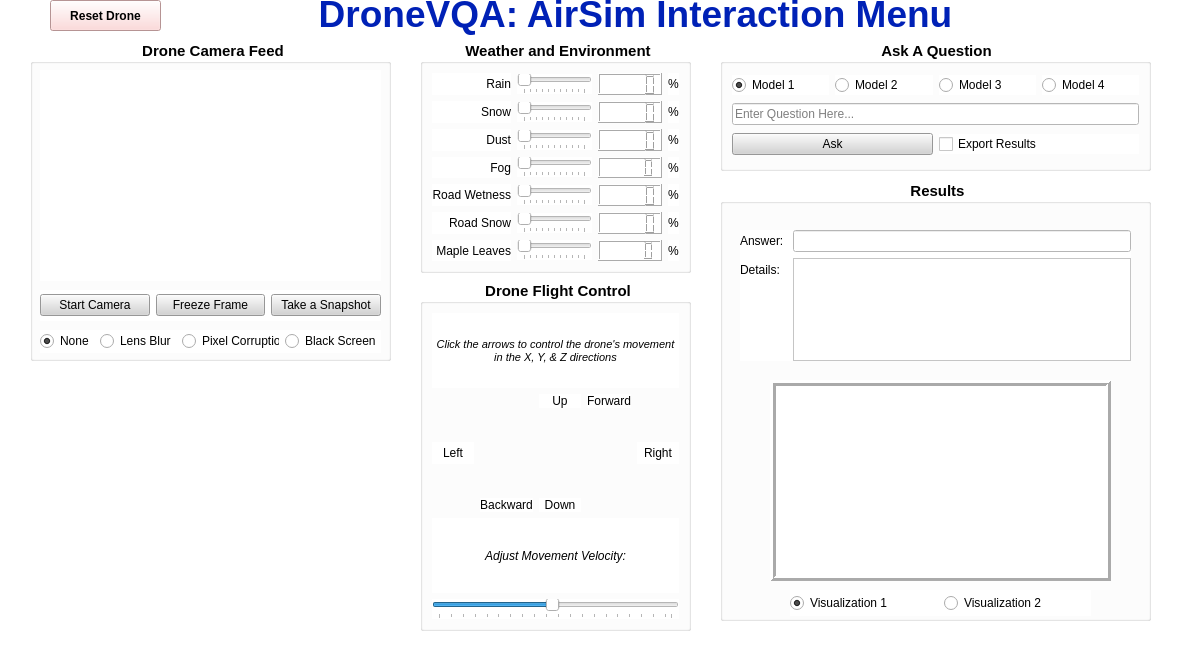
Above: Application/Bin/VQAInteractionScreen.ui from jenniferolenchak/DroneVQA before the change. Below: the same form after it.
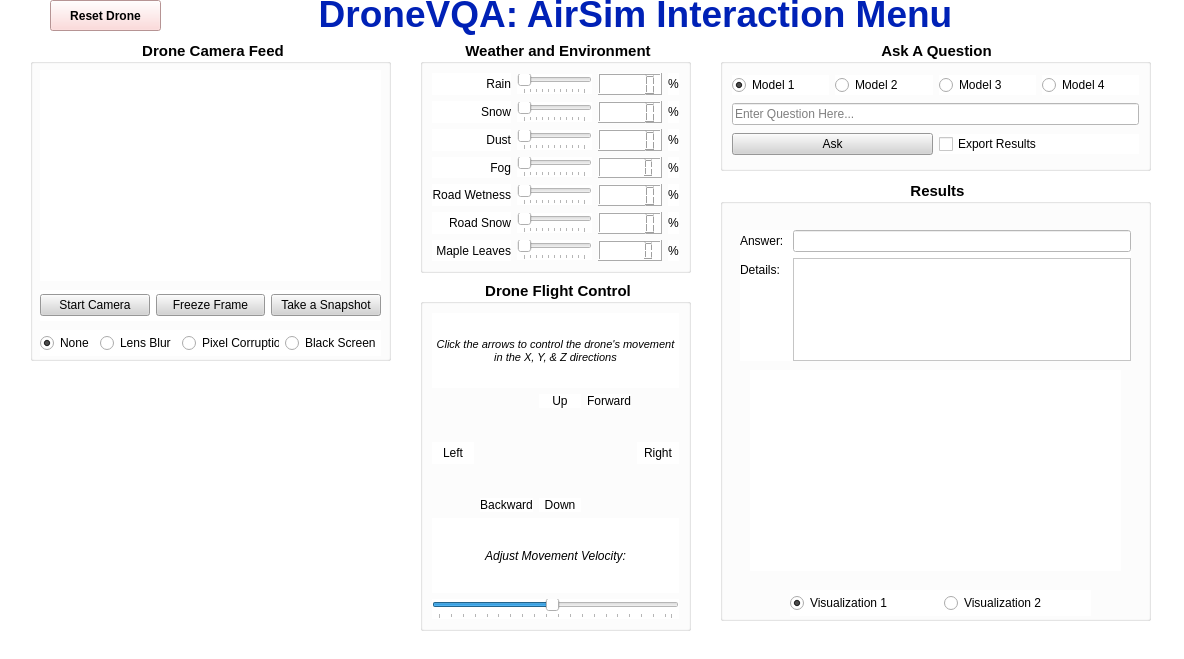
That is the form after the change. Icons and pictures are not drawn.

Commit message: Implement LXMERT model on GUI

What changed in the file:
```diff
--- a/Application/Bin/VQAInteractionScreen.ui
+++ b/Application/Bin/VQAInteractionScreen.ui
@@ -696,7 +696,7 @@
       <x>10</x>
       <y>290</y>
       <width>341</width>
-      <height>23</height>
+      <height>26</height>
      </rect>
     </property>
     <layout class="QHBoxLayout" name="horizontalLayout_CameraEffects">
@@ -1001,23 +1001,17 @@
      </item>
     </layout>
    </widget>
-   <widget class="QFrame" name="frame_ResultVisualization">
+   <widget class="QLabel" name="label_ResultVisualization">
     <property name="geometry">
      <rect>
-      <x>50</x>
-      <y>200</y>
-      <width>341</width>
+      <x>30</x>
+      <y>190</y>
+      <width>371</width>
       <height>201</height>
      </rect>
     </property>
-    <property name="frameShape">
-     <enum>QFrame::Box</enum>
-    </property>
-    <property name="frameShadow">
-     <enum>QFrame::Raised</enum>
-    </property>
-    <property name="lineWidth">
-     <number>3</number>
+    <property name="text">
+     <string/>
     </property>
    </widget>
   </widget>
```
Left out of the diff: 3 changed lines with no effect on the pictures. The commit also changes 7 other files.
